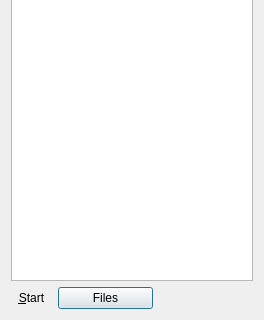
First picture: the form in dialog.ui, repository shaan7/Kapotah, before the edit; both pictures show x 0 to 264 and y 149 to 469 of the 264 by 469 pixel window.
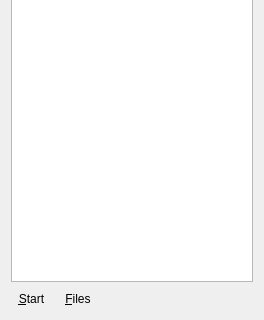
Second picture: the form after the edit. Icons and pictures are not drawn.

```diff
--- a/dialog.ui
+++ b/dialog.ui
@@ -14,7 +14,7 @@
    <string>Peers</string>
   </property>
   <layout class="QGridLayout" name="gridLayout">
-   <item row="0" column="0" colspan="3">
+   <item row="0" column="0" colspan="4">
     <widget class="QListWidget" name="peerList"/>
    </item>
    <item row="1" column="0">
@@ -40,20 +40,41 @@
      </property>
     </widget>
    </item>
-   <item row="1" column="1">
-    <widget class="QPushButton" name="filesButton">
-     <property name="text">
-      <string>Files</string>
-     </property>
-    </widget>
-   </item>
-   <item row="1" column="2">
+   <item row="1" column="3">
     <widget class="QLabel" name="updateNumOfPeers">
      <property name="text">
       <string/>
      </property>
     </widget>
    </item>
+   <item row="1" column="1">
+    <widget class="QToolButton" name="filesButton">
+     <property name="toolTip">
+      <string>&lt;!DOCTYPE HTML PUBLIC &quot;-//W3C//DTD HTML 4.0//EN&quot; &quot;http://www.w3.org/TR/REC-html40/strict.dtd&quot;&gt;
+&lt;html&gt;&lt;head&gt;&lt;meta name=&quot;qrichtext&quot; content=&quot;1&quot; /&gt;&lt;style type=&quot;text/css&quot;&gt;
+p, li { white-space: pre-wrap; }
+&lt;/style&gt;&lt;/head&gt;&lt;body style=&quot; font-family:'DejaVu Sans'; font-size:9pt; font-weight:400; font-style:normal;&quot;&gt;
+&lt;p style=&quot; margin-top:0px; margin-bottom:0px; margin-left:0px; margin-right:0px; -qt-block-indent:0; text-indent:0px;&quot;&gt;&lt;span style=&quot; font-size:11pt; font-weight:600; text-decoration: underline; color:#00007f;&quot;&gt;Files&lt;/span&gt;&lt;/p&gt;
+&lt;p style=&quot; margin-top:0px; margin-bottom:0px; margin-left:0px; margin-right:0px; -qt-block-indent:0; text-indent:0px;&quot;&gt;Shows the dialog where you can see the incoming and outgoing file/folder transfers.&lt;/p&gt;&lt;/body&gt;&lt;/html&gt;</string>
+     </property>
+     <property name="text">
+      <string>&amp;Files</string>
+     </property>
+     <property name="icon">
+      <iconset resource="systray.qrc">
+       <normaloff>:/images/system-switch-user.png</normaloff>:/images/system-switch-user.png</iconset>
+     </property>
+     <property name="iconSize">
+      <size>
+       <width>22</width>
+       <height>22</height>
+      </size>
+     </property>
+     <property name="autoRaise">
+      <bool>true</bool>
+     </property>
+    </widget>
+   </item>
   </layout>
  </widget>
  <layoutdefault spacing="6" margin="11"/>
```
Left out of the diff: 7 changed lines with no effect on the pictures.
